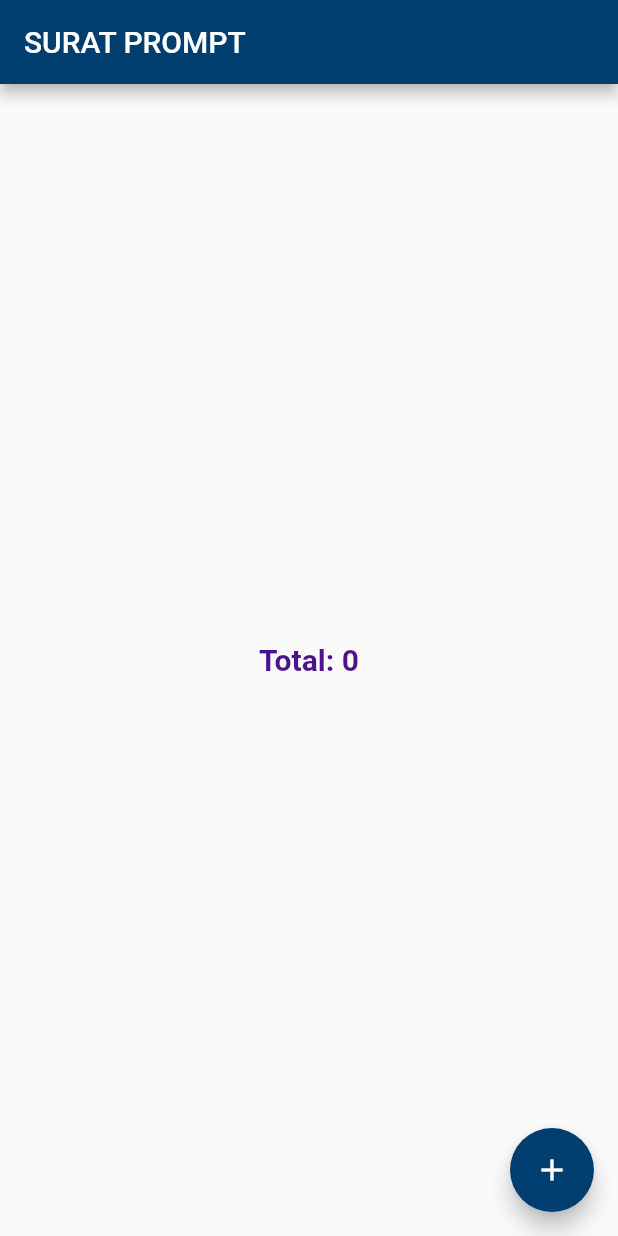
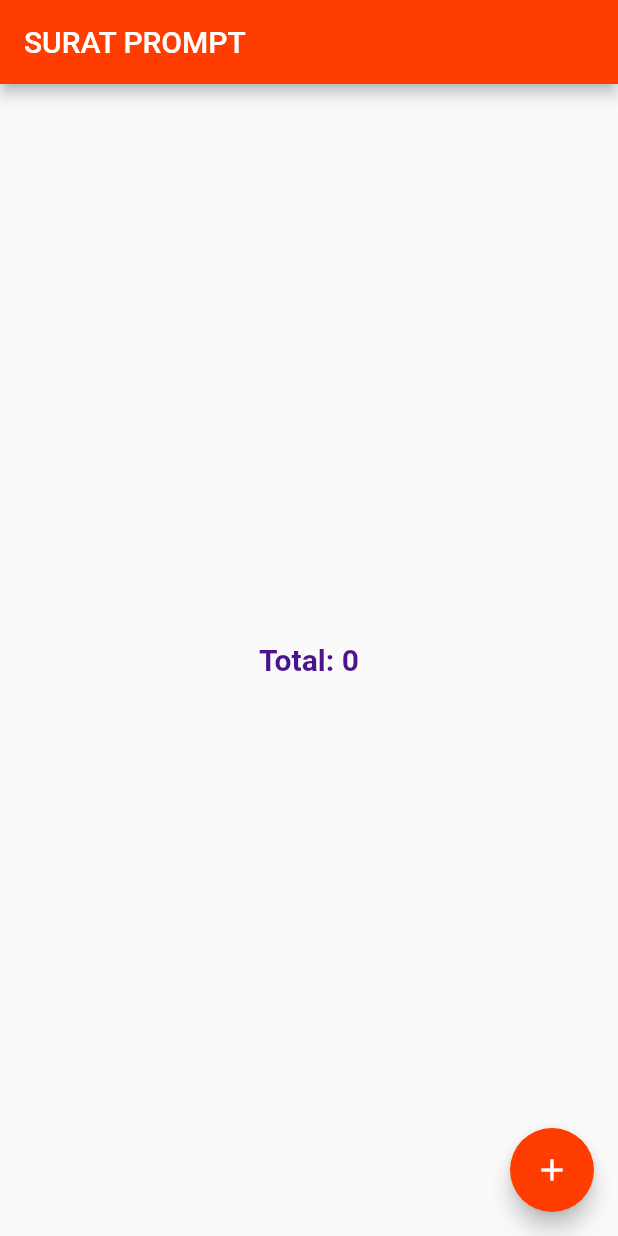
Before and after one commit to siteslave/surat-demo-app, a Flutter app: the screen it shows after launch, on a phone screen of 412 x 824 dp. Run offline on Flutter 3.47's test engine with Material 2 defaults, Android fonts, the phone set to English and light mode, and no system bars.

```diff
--- a/lib/main.dart
+++ b/lib/main.dart
@@ -14,7 +14,7 @@ final ThemeData theme = ThemeData(
 );
 
 class Palette {
-  static const Color primary = Color(0xFF003e70);
+  static const Color primary = Color(0xFFff3d00);
 }
 // End theme
 
```
Also changed, not shown: assets/fonts/Kanit-Regular.ttf (added).
